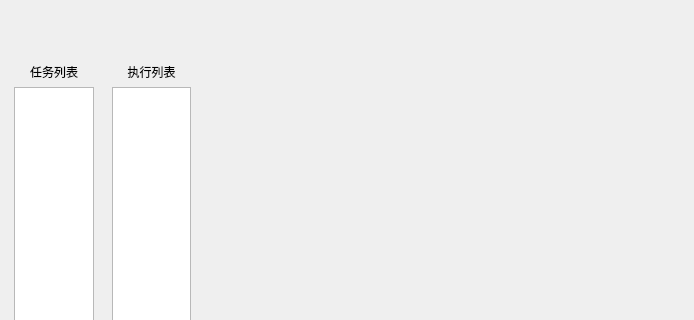
First picture: the form in ui/ScriptWindow.ui, repository Thetrint/snow-elves, before the edit; both pictures show x 0 to 694 and y 0 to 320 of the 694 by 545 pixel window.
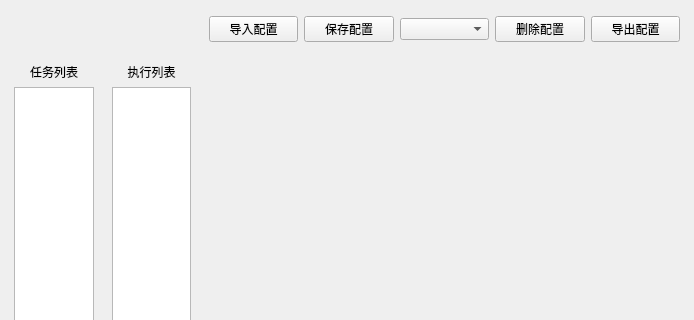
Second picture: the form after the edit.

Diff of the .ui file:
```diff
--- a/ui/ScriptWindow.ui
+++ b/ui/ScriptWindow.ui
@@ -40,7 +40,48 @@
     </widget>
    </item>
    <item row="0" column="2">
-    <widget class="QWidget" name="widget_2" native="true"/>
+    <widget class="QWidget" name="widget_2" native="true">
+     <layout class="QHBoxLayout" name="horizontalLayout">
+      <item>
+       <widget class="QPushButton" name="pushButton">
+        <property name="text">
+         <string>导入配置</string>
+        </property>
+       </widget>
+      </item>
+      <item>
+       <widget class="QPushButton" name="pushButton_2">
+        <property name="text">
+         <string>保存配置</string>
+        </property>
+       </widget>
+      </item>
+      <item>
+       <widget class="QComboBox" name="comboBox">
+        <property name="maximumSize">
+         <size>
+          <width>100</width>
+          <height>16777215</height>
+         </size>
+        </property>
+       </widget>
+      </item>
+      <item>
+       <widget class="QPushButton" name="pushButton_3">
+        <property name="text">
+         <string>删除配置</string>
+        </property>
+       </widget>
+      </item>
+      <item>
+       <widget class="QPushButton" name="pushButton_4">
+        <property name="text">
+         <string>导出配置</string>
+        </property>
+       </widget>
+      </item>
+     </layout>
+    </widget>
    </item>
    <item row="1" column="0">
     <widget class="QWidget" name="widget_4" native="true">
```
